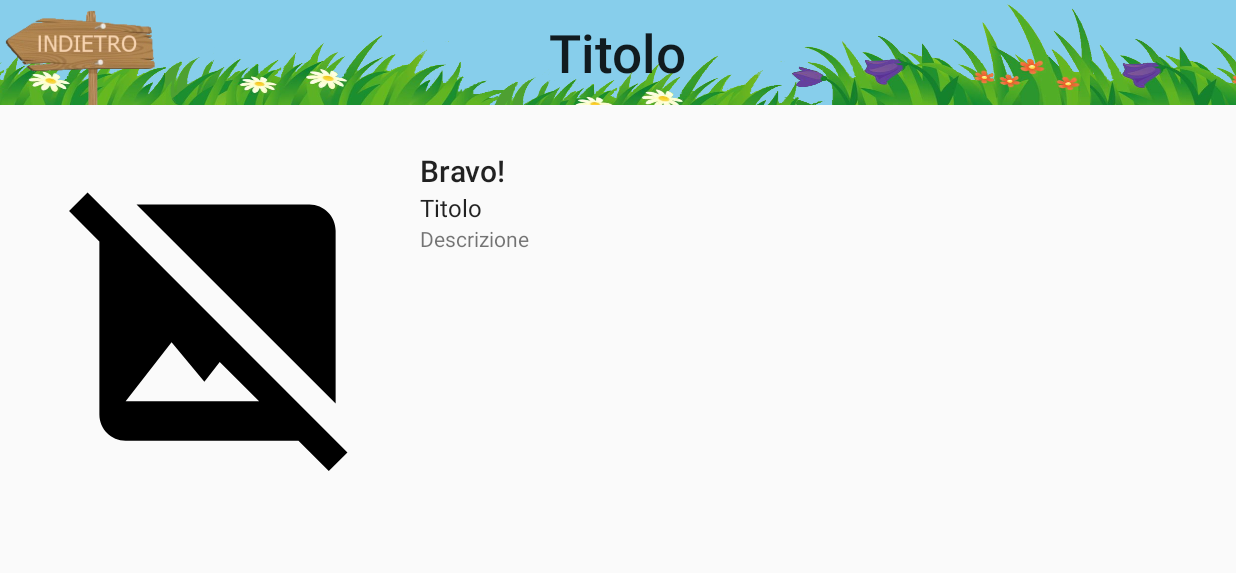
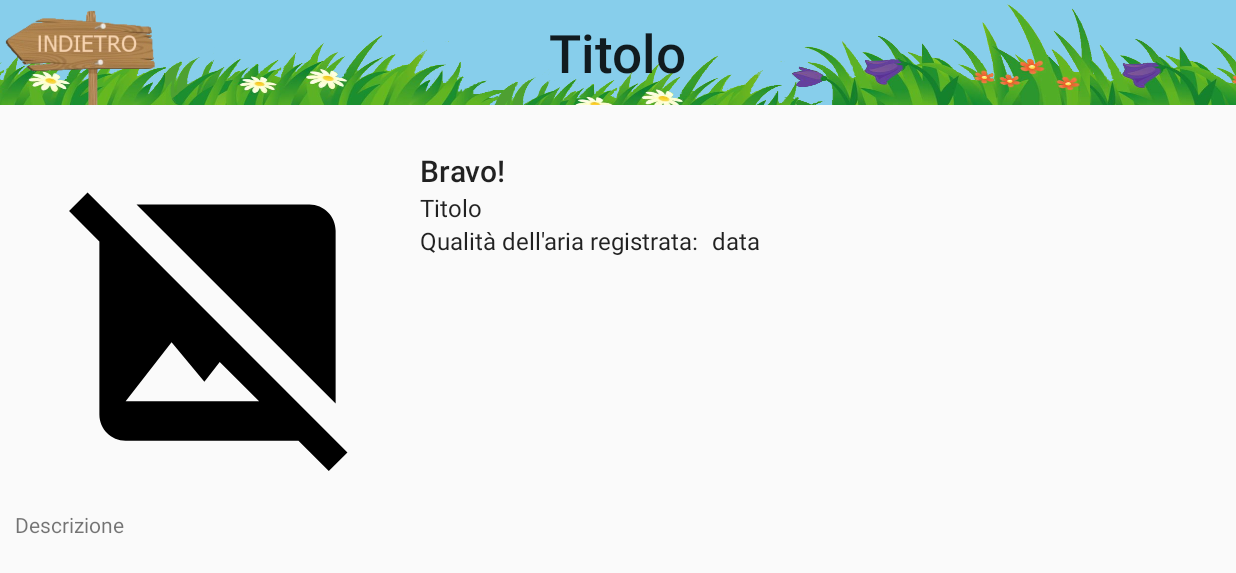
Before and after one commit to ElisaTronetti/DegreeProject, an Android app: the ItemActivity screen opened directly, with no data from a screen before it, on a phone screen of 824 x 412 dp (held sideways). Shown: the top 573 px of the screen. Run offline under Robolectric (Android 15) with nearby library versions, the phone set to English and light mode, and no system bars; our stand-ins replace Picasso, Room's generated code; network calls fail; pictures from the network do not load.

Commit message:
Added air condition in item activity

```diff
--- a/DegreeApp/app/src/main/java/com/example/degreeapp/ui/ItemActivity.java
+++ b/DegreeApp/app/src/main/java/com/example/degreeapp/ui/ItemActivity.java
@@ -74,6 +74,7 @@ public class ItemActivity extends AppCompatActivity {
         ((TextView) findViewById(R.id.main_title)).setText(item.getTitle());
         ((TextView) findViewById(R.id.item_title)).setText(item.getTitle());
         ((TextView) findViewById(R.id.item_description)).setText(item.getDescription());
+        ((TextView) findViewById(R.id.item_air_data)).setText(item.getAir_condition());
 
         ImageView imageView = findViewById(R.id.item_image);
         File file = new File(item.getImage_url());
--- a/DegreeApp/app/src/main/res/layout/activity_item.xml
+++ b/DegreeApp/app/src/main/res/layout/activity_item.xml
@@ -42,14 +42,37 @@
         android:layout_marginStart="10dp">
     </TextView>
 
+    <TextView
+        android:id="@+id/item_air"
+        android:layout_width="wrap_content"
+        android:layout_height="wrap_content"
+        android:text="Qualità dell'aria registrata: "
+        app:layout_constraintStart_toEndOf="@+id/item_image"
+        app:layout_constraintTop_toBottomOf="@+id/item_title"
+        android:textAppearance="@style/TextAppearance.AppCompat.Light.SearchResult.Subtitle"
+        android:layout_marginStart="10dp">
+    </TextView>
+
+    <TextView
+        android:id="@+id/item_air_data"
+        android:layout_width="wrap_content"
+        android:layout_height="wrap_content"
+        android:text="data"
+        app:layout_constraintStart_toEndOf="@+id/item_air"
+        app:layout_constraintTop_toBottomOf="@+id/item_title"
+        android:textAppearance="@style/TextAppearance.AppCompat.Light.SearchResult.Subtitle"
+        android:layout_marginStart="5dp">
+    </TextView>
+
     <androidx.constraintlayout.widget.ConstraintLayout
         android:layout_width="0dp"
         android:layout_height="0dp"
+        android:layout_marginStart="10dp"
+        android:layout_marginEnd="10dp"
         app:layout_constraintBottom_toBottomOf="parent"
         app:layout_constraintEnd_toEndOf="parent"
-        app:layout_constraintStart_toEndOf="@+id/item_image"
-        app:layout_constraintTop_toBottomOf="@+id/item_title"
-        android:layout_marginStart="10dp">
+        app:layout_constraintStart_toStartOf="parent"
+        app:layout_constraintTop_toBottomOf="@+id/item_image">
 
         <TextView
             android:id="@+id/item_description"
```
Also changed, not shown: DegreeApp/app/src/main/java/com/example/degreeapp/Volley/JsonUnpacker.java (+5 -6 lines), DegreeApp/app/src/main/java/com/example/degreeapp/ui/GardenActivity.java (+5 -2 lines), DegreeApp/app/src/main/java/com/example/degreeapp/ui/ScanActivity.java (+7 -6 lines).
